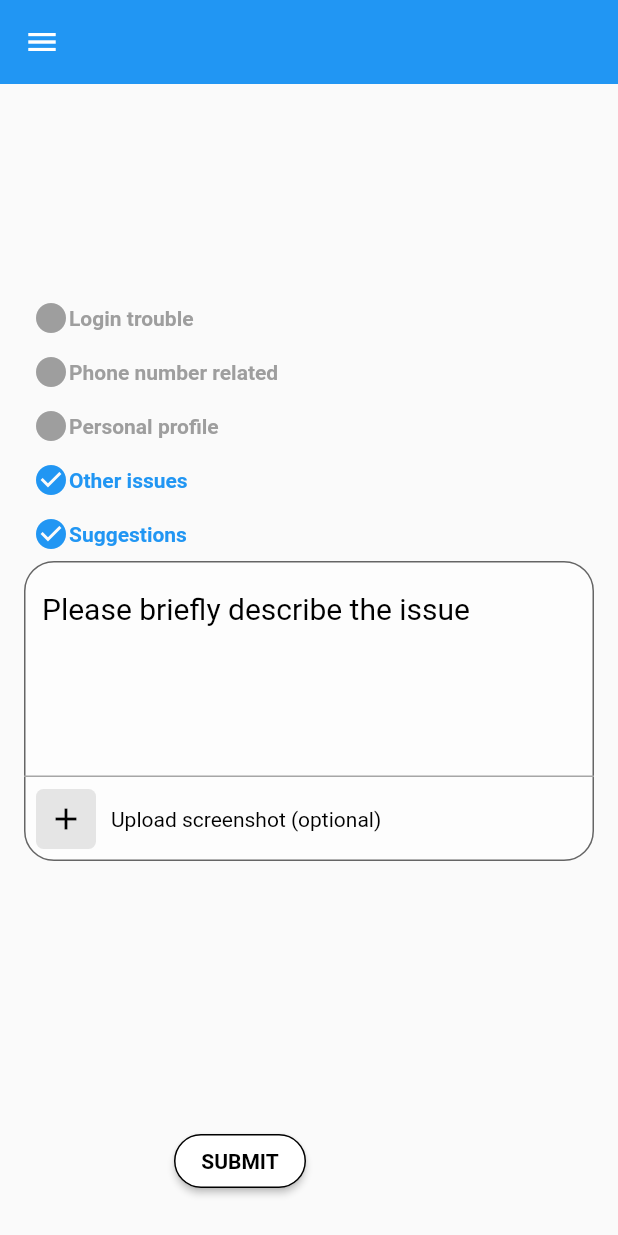
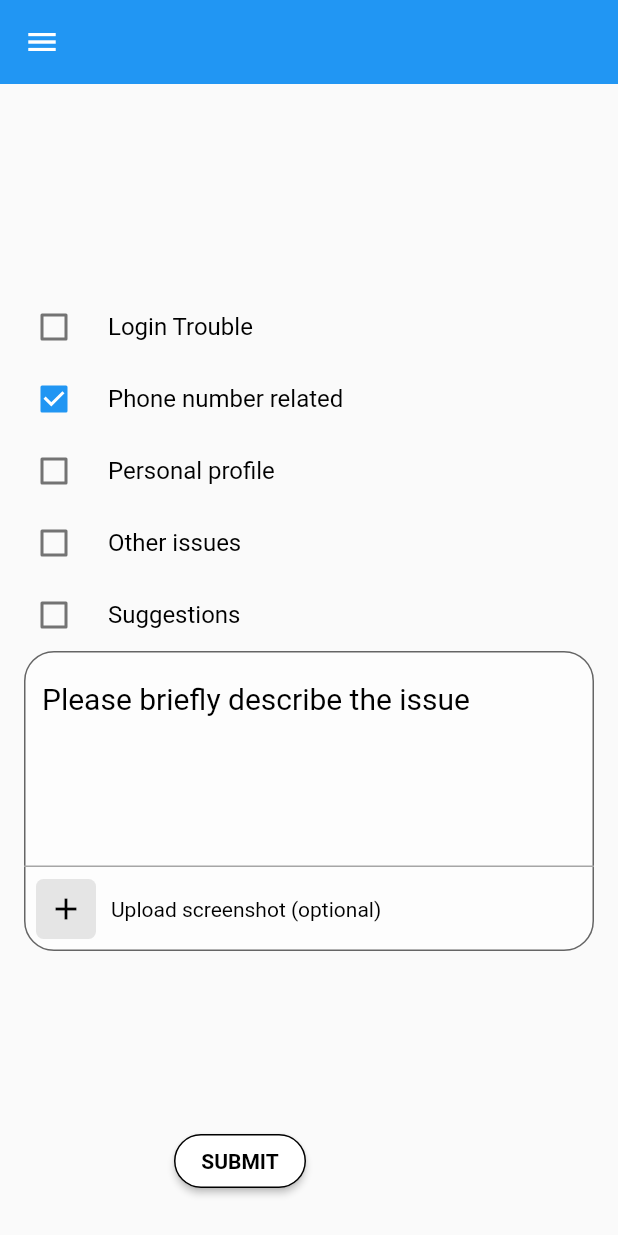
Before and after one commit to AbhiShake1/guardian_plus_frontend, a Flutter app: the FeedbackPage screen opened directly, after a tap on "Phone number related", on a phone screen of 412 x 824 dp. Run offline on Flutter 3.47's test engine with Material 2 defaults, Android fonts, the light colour scheme and no system bars; our stand-ins replace dio, flutter_hooks, freezed_annotation, hooks_riverpod, shared_preferences, table_calendar and 1 more; accounts and stored records are empty; network calls fail.

Commit message:
fix feedback

```diff
--- a/lib/feature/assignments/assignmentdetails.dart
+++ b/lib/feature/assignments/assignmentdetails.dart
@@ -26,7 +26,7 @@ class AssignmentDetails extends StatelessWidget {
                     mainAxisAlignment: MainAxisAlignment.center,
                     children: [
                       Text(
-                        'Subject: ${model.task}',
+                        'Subject: ${model.subject}',
                         style: const TextStyle(
                           fontSize: 25.0,
                           fontWeight: FontWeight.bold,
--- a/lib/feature/feedback/feedback.dart
+++ b/lib/feature/feedback/feedback.dart
@@ -16,6 +16,34 @@ class FeedbackPage extends StatefulHookConsumerWidget {
 class _FeedbackPageState extends ConsumerState<FeedbackPage> {
   List<bool> isTypeSelected = [false, false, false, true, true];
   var scaffoldKey = GlobalKey<ScaffoldState>();
+  var selected = '';
+  final _chechListItems = [
+    {
+      'id': 0,
+      'value': false,
+      'title': 'Login Trouble',
+    },
+    {
+      'id': 1,
+      'value': false,
+      'title': 'Phone number related',
+    },
+    {
+      'id': 2,
+      'value': false,
+      'title': 'Personal profile',
+    },
+    {
+      'id': 3,
+      'value': false,
+      'title': 'Other issues',
+    },
+    {
+      'id': 4,
+      'value': false,
+      'title': 'Suggestions',
+    },
+  ];
 
   @override
   Widget build(BuildContext context) {
@@ -40,52 +68,29 @@ class _FeedbackPageState extends ConsumerState<FeedbackPage> {
               height: 130.0,
             ),
             const SizedBox(height: 25.0),
-            GestureDetector(
-              child: buildCheckItem(
-                title: "Login trouble",
-                isSelected: isTypeSelected[0],
-              ),
-              onTap: () {
-                setState(() {
-                  isTypeSelected[0] = !isTypeSelected[0];
-                });
-              },
-            ),
-            GestureDetector(
-              child: buildCheckItem(
-                  title: "Phone number related", isSelected: isTypeSelected[1]),
-              onTap: () {
-                setState(() {
-                  isTypeSelected[1] = !isTypeSelected[1];
-                });
-              },
-            ),
-            GestureDetector(
-              child: buildCheckItem(
-                  title: "Personal profile", isSelected: isTypeSelected[2]),
-              onTap: () {
-                setState(() {
-                  isTypeSelected[2] = !isTypeSelected[2];
-                });
-              },
-            ),
-            GestureDetector(
-              child: buildCheckItem(
-                  title: "Other issues", isSelected: isTypeSelected[3]),
-              onTap: () {
-                setState(() {
-                  isTypeSelected[3] = !isTypeSelected[3];
-                });
-              },
-            ),
-            GestureDetector(
-              child: buildCheckItem(
-                  title: "Suggestions", isSelected: isTypeSelected[4]),
-              onTap: () {
-                setState(() {
-                  isTypeSelected[4] = !isTypeSelected[4];
-                });
-              },
+            ...List.generate(
+              _chechListItems.length,
+              (index) => CheckboxListTile(
+                  controlAffinity: ListTileControlAffinity.leading,
+                  contentPadding: EdgeInsets.zero,
+                  dense: true,
+                  title: Text(
+                    _chechListItems[index]["title"] as String,
+                    style: const TextStyle(
+                      fontSize: 16.0,
+                      color: Colors.black,
+                    ),
+                  ),
+                  value: _chechListItems[index]['value'] as bool,
+                  onChanged: (value) {
+                    setState(() {
+                      for (var element in _chechListItems) {
+                        element["value"] = false;
+                      }
+                      _chechListItems[index]["value"] = value as bool;
+                      selected = _chechListItems[index]["title"].toString();
+                    });
+                  }),
             ),
             SizedBox(
               height: 200,
@@ -160,7 +165,7 @@ class _FeedbackPageState extends ConsumerState<FeedbackPage> {
                       onPressed: () async {
                         final result = await context
                             .read(feedbackRepositoryRef)
-                            .postFeedback('title', descriptionController.text);
+                            .postFeedback(selected, descriptionController.text);
                         context.showToast(msg: result ? 'Successful' : 'Failed');
                       },
                       child: const Text(
```
